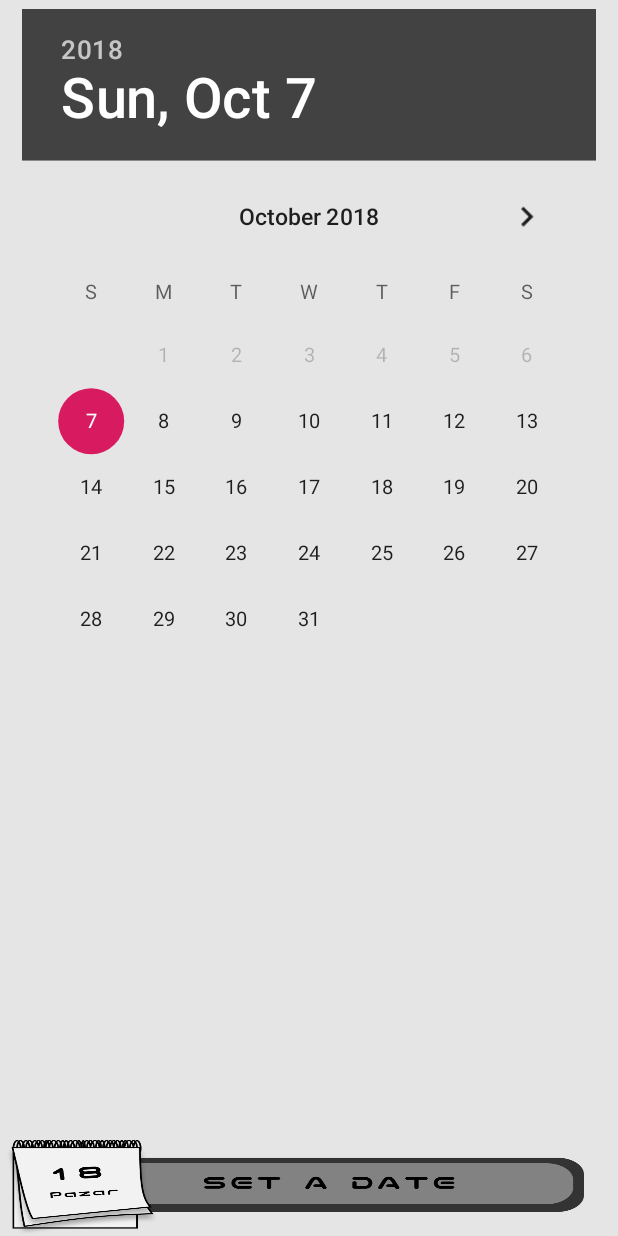
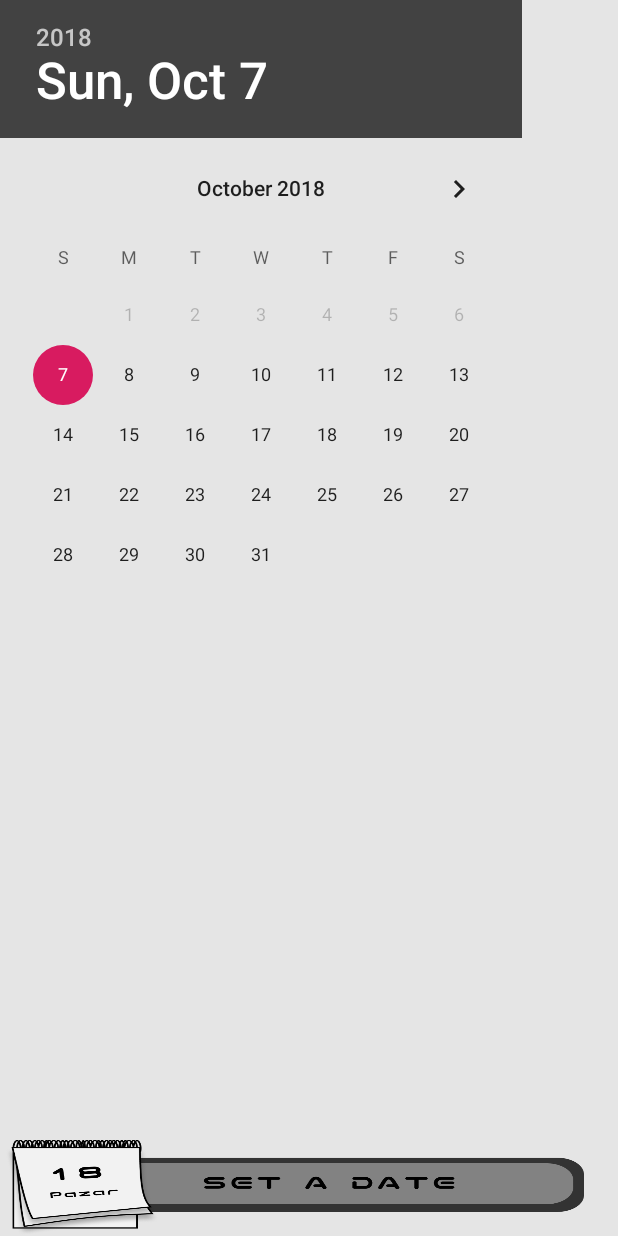
Before and after one commit to NusretOzates/WakeUp, an Android app: the SettingMagicWordActivity screen opened directly, with no data from a screen before it, on a phone screen of 412 x 824 dp. Run offline under Robolectric (Android 15) with nearby library versions, the phone set to English and light mode, and no system bars.

```diff
--- a/app/src/main/java/com/nusretozates/wake_up/SettingMagicWordActivity.java
+++ b/app/src/main/java/com/nusretozates/wake_up/SettingMagicWordActivity.java
@@ -87,8 +87,10 @@ public class SettingMagicWordActivity extends AppCompatActivity {
                            alarmID, intent, PendingIntent.FLAG_CANCEL_CURRENT);
                    AlarmManager am =
                            (AlarmManager)getSystemService(Activity.ALARM_SERVICE);
-                   am.set(AlarmManager.RTC_WAKEUP, cal.getTimeInMillis(),
-                           pendingIntent);
+                   if (am != null) {
+                       am.set(AlarmManager.RTC_WAKEUP, cal.getTimeInMillis(),
+                               pendingIntent);
+                   }
 
                    String saat = String.valueOf(hour) + " : " + String.valueOf(minute);
                    String tarih = String.valueOf(day) + "/" + String.valueOf(month) + "/" + String.valueOf(year);
--- a/app/src/main/res/layout/activity_setting_magic_word.xml
+++ b/app/src/main/res/layout/activity_setting_magic_word.xml
@@ -1,36 +1,33 @@
 <?xml version="1.0" encoding="utf-8"?>
 <android.support.constraint.ConstraintLayout xmlns:android="http://schemas.android.com/apk/res/android"
     xmlns:app="http://schemas.android.com/apk/res-auto"
+
     android:id="@+id/activity_setting_magic_word"
     android:layout_width="match_parent"
     android:layout_height="match_parent"
-    android:background="@color/acikmor"
-    >
+    android:background="#e5e5e5">
 
     <DatePicker
         android:id="@+id/takvim"
-        android:layout_width="wrap_content"
+        android:layout_width="0dp"
         android:layout_height="wrap_content"
-        android:layout_alignParentTop="true"
-        android:layout_centerHorizontal="true"
-        android:layout_gravity="center"
-        android:layout_marginTop="8dp"
         android:datePickerMode="calendar"
         android:headerBackground="@color/cardview_dark_background"
-        android:scaleX="1.1"
-        android:scaleY="1.1"
         android:selectedWeekBackgroundColor="@color/colorPrimary"
         app:layout_constraintBottom_toBottomOf="parent"
         app:layout_constraintEnd_toEndOf="parent"
+        app:layout_constraintHorizontal_bias="0.0"
         app:layout_constraintStart_toStartOf="parent"
         app:layout_constraintTop_toTopOf="parent"
-        app:layout_constraintVertical_bias="0.05" />
+        app:layout_constraintVertical_bias="0.0" />
 
     <TimePicker
         android:id="@+id/timepicker"
         android:layout_width="0dp"
         android:layout_height="wrap_content"
         android:layout_marginBottom="8dp"
+        android:headerBackground="@color/cardview_dark_background"
+        android:numbersSelectorColor="@color/cardview_dark_background"
         android:visibility="invisible"
         app:layout_constraintBottom_toTopOf="@+id/button"
         app:layout_constraintEnd_toEndOf="parent"
--- a/app/src/main/res/values/colors.xml
+++ b/app/src/main/res/values/colors.xml
@@ -1,7 +1,7 @@
 <?xml version="1.0" encoding="utf-8"?>
 <resources>
     <color name="colorPrimary">#008577</color>
-    <color name="colorPrimaryDark">#00574B</color>
+    <color name="colorPrimaryDark">#00574b</color>
     <color name="colorAccent">#D81B60</color>
     <color name="mor">#FF841A74</color>
     <color name="acikmor">#e5e5e5</color>
```
